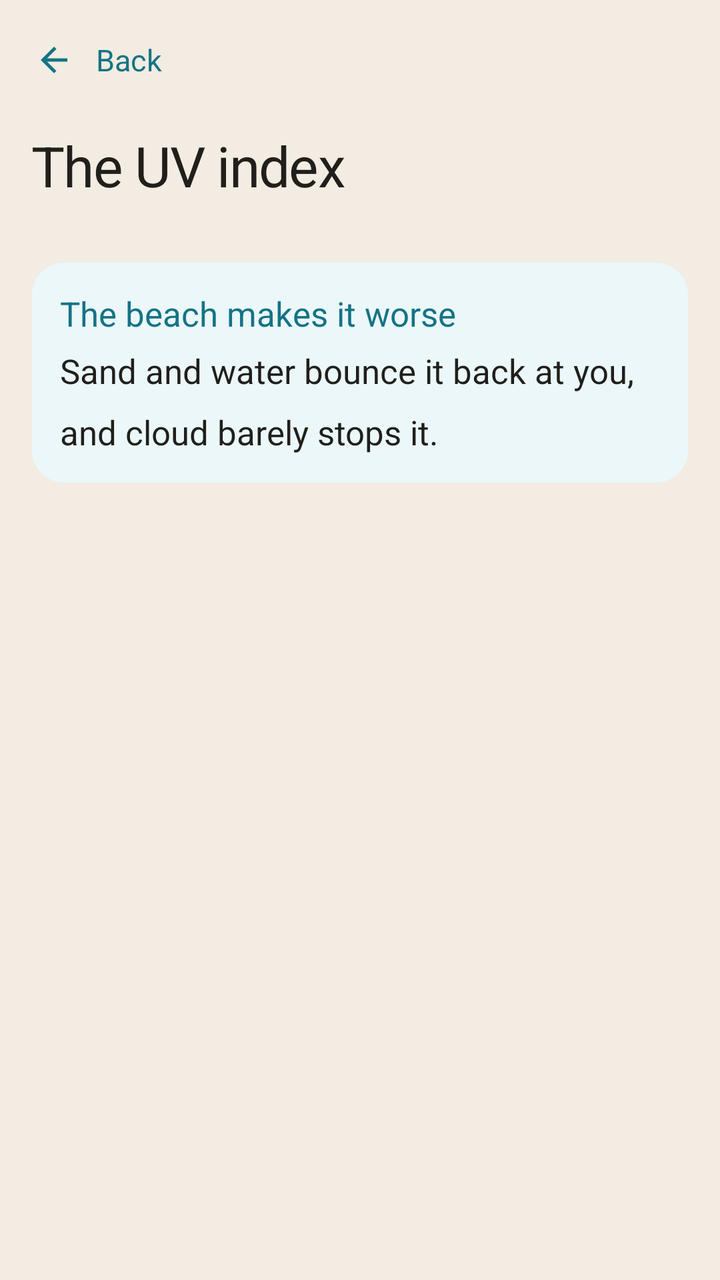
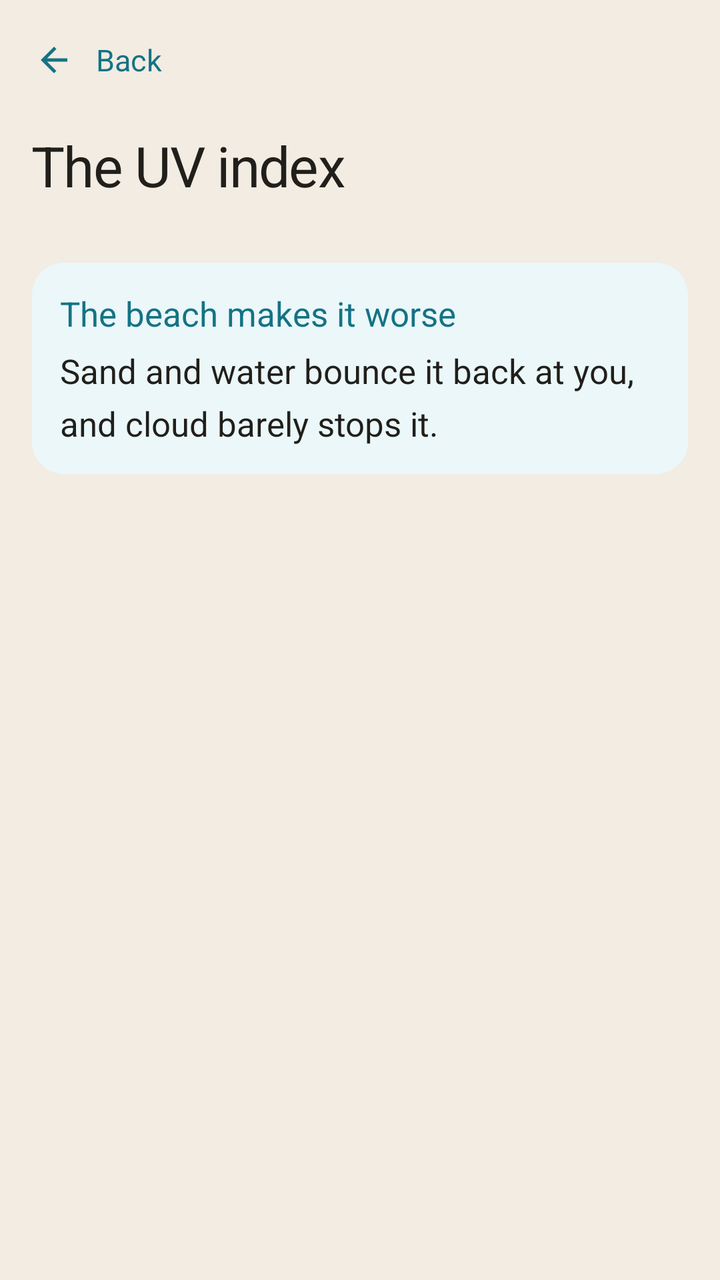

Before-and-after screenshots of an Android layout around one commit, followed by the original layout XML and the change that was made.
<!-- AndroidManifest.xml: activity theme Theme.MyApplication -->
<!-- res/layout/activity_uv_guide.xml -->
<?xml version="1.0" encoding="utf-8"?>
<LinearLayout xmlns:android="http://schemas.android.com/apk/res/android"
    xmlns:app="http://schemas.android.com/apk/res-auto"
    android:layout_width="match_parent"
    android:layout_height="match_parent"
    android:background="@color/background"
    android:orientation="vertical">

    <LinearLayout
        android:id="@+id/uvGuideHeader"
        android:layout_width="match_parent"
        android:layout_height="wrap_content"
        android:background="@color/background"
        android:gravity="center_vertical"
        android:orientation="horizontal"
        android:paddingHorizontal="8dp"
        android:paddingTop="6dp"
        android:paddingBottom="6dp">

        
        <LinearLayout
            android:id="@+id/uvGuideBackButton"
            android:minHeight="48dp"
            android:layout_width="wrap_content"
            android:layout_height="wrap_content"
            android:background="?attr/selectableItemBackground"
            android:clickable="true"
            android:focusable="true"
            android:gravity="center_vertical"
            android:orientation="horizontal"
            android:paddingStart="0dp"
            android:paddingEnd="10dp">

            <ImageView
                android:layout_width="38dp"
                android:layout_height="38dp"
                android:contentDescription="@null"
                android:padding="9dp"
                android:src="@drawable/ic_back"
                app:tint="@color/primary" />

            <TextView
                android:layout_width="wrap_content"
                android:layout_height="wrap_content"
                android:layout_marginStart="2dp"
                android:text="@string/back"
                android:textColor="@color/primary"
                android:textSize="15sp" />
        </LinearLayout>
    </LinearLayout>

    <androidx.core.widget.NestedScrollView
        android:id="@+id/uvGuideScrollView"
        android:layout_width="match_parent"
        android:layout_height="0dp"
        android:layout_weight="1"
        android:fillViewport="true"
        android:scrollbars="none">

        <LinearLayout
            android:layout_width="match_parent"
            android:layout_height="wrap_content"
            android:orientation="vertical"
            android:paddingHorizontal="16dp"
            android:paddingTop="4dp"
            android:paddingBottom="24dp">

            <TextView
                android:layout_width="match_parent"
                android:layout_height="wrap_content"
                android:text="@string/uv_title"
                android:textAppearance="@style/TextAppearance.App.Headline" />

            <LinearLayout
                android:id="@+id/uvBandList"
                android:layout_width="match_parent"
                android:layout_height="wrap_content"
                android:layout_marginTop="16dp"
                android:orientation="vertical" />

            
            <LinearLayout
                android:layout_width="match_parent"
                android:layout_height="wrap_content"
                android:layout_marginTop="14dp"
                android:background="@drawable/bg_accent_note"
                android:orientation="vertical"
                android:padding="14dp">

                <TextView
                    android:layout_width="match_parent"
                    android:layout_height="wrap_content"
                    android:fontFamily="sans-serif-medium"
                    android:text="@string/uv_beach_title"
                    android:textColor="@color/primary"
                    android:textSize="17sp" />

                <TextView
                    android:layout_width="match_parent"
                    android:layout_height="wrap_content"
                    android:layout_marginTop="6dp"
                    android:lineSpacingMultiplier="1.5"
                    android:text="@string/uv_beach_body"
                    android:textAppearance="@style/TextAppearance.App.Body" />
            </LinearLayout>

        </LinearLayout>
    </androidx.core.widget.NestedScrollView>

</LinearLayout>
<!-- resources referenced by this layout -->
<resources>
  <color name="background">#F2ECE2</color>
  <color name="primary">#147384</color>
  <!-- drawable bg_accent_note (drawable) -->
  <?xml version="1.0" encoding="utf-8"?>
  <shape xmlns:android="http://schemas.android.com/apk/res/android"
      android:shape="rectangle">
      <solid android:color="@color/accent_tint" />
      <corners android:radius="16dp" />
  </shape>
  <!-- drawable ic_back (drawable) -->
  <vector xmlns:android="http://schemas.android.com/apk/res/android"
      android:width="24dp"
      android:height="24dp"
      android:viewportWidth="24"
      android:viewportHeight="24">
      <path
          android:fillColor="#000000"
          android:pathData="M20,11H7.83l5.59,-5.59L12,4l-8,8 8,8 1.41,-1.41L7.83,13H20v-2z" />
  </vector>
  <string name="back">Back</string>
  <string name="uv_beach_body">Sand and water bounce it back at you, and cloud barely stops it.</string>
  <string name="uv_beach_title">The beach makes it worse</string>
  <string name="uv_title">The UV index</string>
  <style name="TextAppearance.App.Body" parent="TextAppearance.Material3.BodyMedium">
          <item name="android:textSize">17sp</item>
          <item name="android:letterSpacing">0</item>
          <item name="android:textColor">@color/text_primary</item>
          <item name="android:lineSpacingMultiplier">1.3</item>
      </style>
  <style name="TextAppearance.App.Headline" parent="TextAppearance.Material3.HeadlineSmall">
          <item name="android:textSize">28sp</item>
          <item name="android:fontFamily">sans-serif-medium</item>
          <item name="android:letterSpacing">-0.02</item>
          <item name="android:textColor">@color/text_primary</item>
      </style>
  <color name="accent_tint">#EBF7F9</color>
  <color name="text_primary">#211F1B</color>
  <color name="on_primary">#EBF7F9</color>
  <color name="advisor_bg">#EBF7F9</color>
  <color name="primary_variant">#0A4757</color>
  <color name="secondary">#BF730B</color>
  <color name="on_secondary">#FFF8E6</color>
  <color name="surface_alt">#EDE6DA</color>
  <color name="tertiary_gold">#BF730B</color>
  <color name="surface">#FFFDF9</color>
  <color name="text_secondary">#6E6659</color>
  <color name="divider">#DCD3C4</color>
  <color name="error">#B42E17</color>
  <style name="ShapeAppearance.App.Corner.ExtraSmall" parent="ShapeAppearance.Material3.Corner.ExtraSmall">
          <item name="cornerSize">4dp</item>
      </style>
  <style name="ShapeAppearance.App.Corner.Small" parent="ShapeAppearance.Material3.Corner.Small">
          <item name="cornerSize">8dp</item>
      </style>
  <style name="ShapeAppearance.App.Corner.Medium" parent="ShapeAppearance.Material3.Corner.Medium">
          <item name="cornerSize">8dp</item>
      </style>
  <style name="ShapeAppearance.App.Corner.Large" parent="ShapeAppearance.Material3.Corner.Large">
          <item name="cornerSize">12dp</item>
      </style>
  <style name="ShapeAppearance.App.Corner.ExtraLarge" parent="ShapeAppearance.Material3.Corner.ExtraLarge">
          <item name="cornerSize">14dp</item>
      </style>
  <!-- unchanged entries left out for length: 2 -->
</resources>

<!-- the commit's change to res/layout/activity_uv_guide.xml (unified diff, before → after) -->
@@ -76,7 +76,11 @@
                 android:layout_width="match_parent"
                 android:layout_height="wrap_content"
                 android:layout_marginTop="16dp"
-                android:orientation="vertical" />
+                android:orientation="vertical"
+                android:background="@drawable/bg_surface_card"
+                android:clipToOutline="true"
+                android:divider="@drawable/divider_inset"
+                android:showDividers="middle" />
 
             
             <LinearLayout
@@ -99,7 +103,7 @@
                     android:layout_width="match_parent"
                     android:layout_height="wrap_content"
                     android:layout_marginTop="6dp"
-                    android:lineSpacingMultiplier="1.5"
+                    android:lineSpacingMultiplier="1.3"
                     android:text="@string/uv_beach_body"
                     android:textAppearance="@style/TextAppearance.App.Body" />
             </LinearLayout>
<!-- resource entries referenced after the edit -->
@@ -9,6 +9,22 @@
       <solid android:color="@color/accent_tint" />
       <corners android:radius="16dp" />
   </shape>
+  <!-- drawable bg_surface_card (drawable) -->
+  <?xml version="1.0" encoding="utf-8"?>
+  <shape xmlns:android="http://schemas.android.com/apk/res/android"
+      android:shape="rectangle">
+      <solid android:color="@color/surface" />
+      <corners android:radius="16dp" />
+  </shape>
+  <!-- drawable divider_inset (drawable) -->
+  <?xml version="1.0" encoding="utf-8"?>
+  <inset xmlns:android="http://schemas.android.com/apk/res/android"
+      android:insetLeft="16dp">
+      <shape android:shape="rectangle">
+          <size android:height="1dp" />
+          <solid android:color="@color/divider" />
+      </shape>
+  </inset>
   <!-- drawable ic_back (drawable) -->
   <vector xmlns:android="http://schemas.android.com/apk/res/android"
       android:width="24dp"
